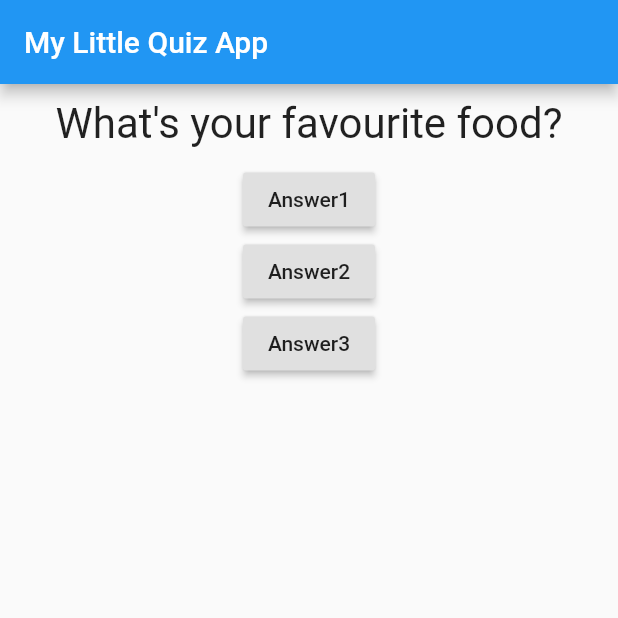
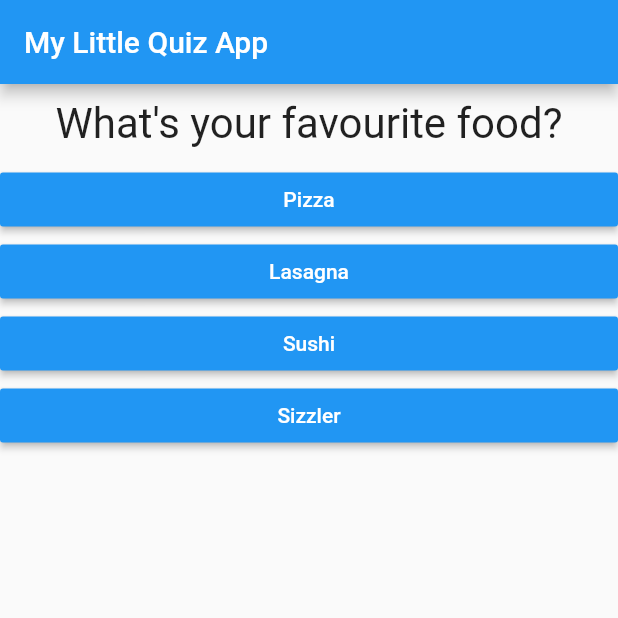
Before and after one commit to shahgauravraj/first_app, a Flutter app: the screen it shows after launch, on a phone screen of 412 x 824 dp, the top half of it. Run offline on Flutter 3.47's test engine with Material 2 defaults, Android fonts, the phone set to English and light mode, and no system bars.

Commit message:
modified main.dart

```diff
--- a/lib/main.dart
+++ b/lib/main.dart
@@ -1,6 +1,7 @@
 import 'package:flutter/material.dart';
 
 import './question.dart';
+import './answer.dart';
 
 // void main(List<String> args) {
 //   runApp(MyApp());
@@ -15,9 +16,7 @@ class MyApp extends StatefulWidget {
   }
 }
 
-
 class _MyAppState extends State<MyApp> {
-
   var _questionIndex = 0;
 
   void _answerQuestion() {
@@ -30,9 +29,18 @@ class _MyAppState extends State<MyApp> {
   @override
   Widget build(BuildContext context) {
     var questions = [
-      'What\'s your favourite food?',
-      'What\'s your favourite color?',
-      'What\'s your age?'
+      {
+        'questionText': 'What\'s your favourite food?',
+        'answers': ['Pizza', 'Lasagna', 'Sushi', 'Sizzler'],
+      },
+      {
+        'questionText': 'What\'s your favourite color?',
+        'answers': ['Red', 'Green', 'Blue', 'Orange'],
+      },
+      {
+        'questionText': 'What\'s your age?',
+        'answers': ['Below 12', '12-18', '18-24', 'Above 2'],
+      },
     ];
 
     return MaterialApp(
@@ -43,20 +51,11 @@ class _MyAppState extends State<MyApp> {
         body: Column(
           children: [
             Question(
-              questions[_questionIndex],
+              questions[_questionIndex]['questionText'],
             ),
-            RaisedButton(
-              child: Text('Answer1'),
-              onPressed: _answerQuestion,
-            ),
-            RaisedButton(
-              child: Text('Answer2'),
-              onPressed: _answerQuestion,
-            ),
-            RaisedButton(
-              child: Text('Answer3'),
-              onPressed: _answerQuestion,
-            ),
+            ...(questions[_questionIndex]['answers'] as List<String>).map((answer) {
+              return Answer(_answerQuestion, answer);
+            }).toList()
           ],
         ),
       ),
```
